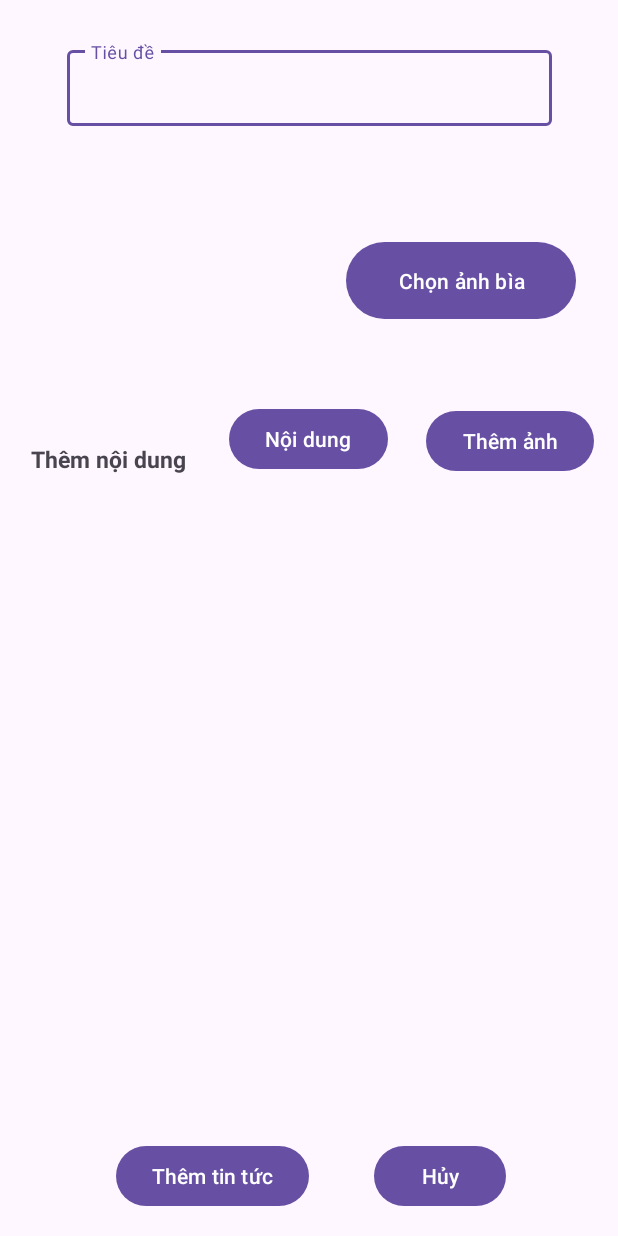
After one commit to q1xuanx/game_social, an Android app: the WriteNews screen opened directly, with no data from a screen before it, on a phone screen of 412 x 824 dp. The commit adds this screen. Run offline under Robolectric (Android 15) with nearby library versions, the phone set to English and light mode, and no system bars; our stand-ins replace Firebase (no records; nobody signed in at launch, a user with empty details on screens opened directly), Picasso; pictures from the network do not load.

Commit message:
them dang tin tuc

```diff
--- a/app/build.gradle
+++ b/app/build.gradle
@@ -1,5 +1,6 @@
 plugins {
     id 'com.android.application'
+    id 'com.google.gms.google-services'
 }
 android {
     namespace 'com.example.nhom06_socialgamenetwork'
@@ -25,6 +26,9 @@ android {
         sourceCompatibility JavaVersion.VERSION_1_8
         targetCompatibility JavaVersion.VERSION_1_8
     }
+    buildFeatures{
+        viewBinding true
+    }
 }
 
 dependencies {
@@ -32,6 +36,8 @@ dependencies {
     implementation 'androidx.appcompat:appcompat:1.6.1'
     implementation 'com.google.android.material:material:1.8.0'
     implementation 'androidx.constraintlayout:constraintlayout:2.1.4'
+    implementation 'com.google.firebase:firebase-database:20.3.0'
+    implementation 'com.google.firebase:firebase-storage:20.3.0'
     testImplementation 'junit:junit:4.13.2'
     androidTestImplementation 'androidx.test.ext:junit:1.1.5'
     androidTestImplementation 'androidx.test.espresso:espresso-core:3.5.1'
--- a/app/src/main/java/com/example/nhom06_socialgamenetwork/MainActivity.java
+++ b/app/src/main/java/com/example/nhom06_socialgamenetwork/MainActivity.java
@@ -25,7 +25,7 @@ public class MainActivity extends AppCompatActivity {
         setContentView(R.layout.layout_custom);
         bottom = findViewById(R.id.bottomNavigation);
         frameLayout = findViewById(R.id.frameContainer);
-        loadFragment(new FragementNews());
+        //loadFragment(new FragementNews());
         bottom.setOnItemSelectedListener(new NavigationBarView.OnItemSelectedListener() {
             @Override
             public boolean onNavigationItemSelected(@NonNull MenuItem item) {
@@ -41,7 +41,7 @@ public class MainActivity extends AppCompatActivity {
     public void loadFragment(Fragment fragment){
         FragmentTransaction trans = getSupportFragmentManager().beginTransaction();
         trans.replace(R.id.frameContainer, fragment);
-        trans.addToBackStack(null);
+        //trans.addToBackStack(null);
         trans.commit();
     }
 }
--- a/app/src/main/java/com/example/nhom06_socialgamenetwork/adapter/AdapterNews.java
+++ b/app/src/main/java/com/example/nhom06_socialgamenetwork/adapter/AdapterNews.java
@@ -26,7 +26,7 @@ public class AdapterNews extends RecyclerView.Adapter<AdapterNews.ViewHolder>{
     List<News> list;
     Context context;
     public AdapterNews(List<News> list, Context context){
-        this.list = tempData();
+        this.list = list;
         this.context = context;
     }
     public List<News> tempData(){
@@ -45,6 +45,10 @@ public class AdapterNews extends RecyclerView.Adapter<AdapterNews.ViewHolder>{
         return new ViewHolder(view);
     }
 
+    public void addNews(News s){
+        list.add(s);
+        notifyDataSetChanged();
+    }
     @Override
     public void onBindViewHolder(@NonNull ViewHolder holder, int position) {
         News news = list.get(position);
--- /dev/null
+++ b/app/src/main/res/drawable/del_border.xml
@@ -0,0 +1,7 @@
+<?xml version="1.0" encoding="utf-8"?>
+<shape xmlns:android="http://schemas.android.com/apk/res/android">
+    <solid android:color="@android:color/transparent"></solid>
+    <stroke android:width="0dp">
+    </stroke>
+    <corners android:radius="0dp"></corners>
+</shape>
--- /dev/null
+++ b/app/src/main/res/layout/activity_write_news.xml
@@ -0,0 +1,145 @@
+<?xml version="1.0" encoding="utf-8"?>
+<androidx.constraintlayout.widget.ConstraintLayout xmlns:android="http://schemas.android.com/apk/res/android"
+    xmlns:app="http://schemas.android.com/apk/res-auto"
+    xmlns:tools="http://schemas.android.com/tools"
+    android:layout_width="match_parent"
+    android:layout_height="match_parent"
+    tools:context=".WriteNews">
+
+    <Button
+        android:id="@+id/backToNews"
+        android:layout_width="wrap_content"
+        android:layout_height="wrap_content"
+        android:layout_marginBottom="16dp"
+        android:text="Hủy"
+        app:layout_constraintBottom_toBottomOf="parent"
+        app:layout_constraintEnd_toEndOf="parent"
+        app:layout_constraintHorizontal_bias="0.77"
+        app:layout_constraintStart_toStartOf="parent"
+        app:layout_constraintTop_toBottomOf="@+id/scrollView2"
+        app:layout_constraintVertical_bias="1.0"></Button>
+    <com.google.android.material.textfield.TextInputLayout
+        android:id="@+id/layoutInput"
+        android:layout_width="323dp"
+        android:layout_height="56dp"
+        android:layout_marginTop="28dp"
+        app:layout_constraintEnd_toEndOf="parent"
+        app:layout_constraintStart_toStartOf="parent"
+        app:layout_constraintTop_toTopOf="parent">
+
+        <com.google.android.material.textfield.TextInputEditText
+            android:id="@+id/titleNews"
+            android:layout_width="match_parent"
+            android:layout_height="match_parent"
+            android:hint="Tiêu đề"></com.google.android.material.textfield.TextInputEditText>
+    </com.google.android.material.textfield.TextInputLayout>
+
+    <ImageView
+        android:id="@+id/picNewsAdd"
+        android:layout_width="146dp"
+        android:layout_height="123dp"
+        app:layout_constraintBottom_toTopOf="@+id/scrollView2"
+        app:layout_constraintEnd_toEndOf="parent"
+        app:layout_constraintHorizontal_bias="0.166"
+        app:layout_constraintStart_toStartOf="parent"
+        app:layout_constraintTop_toBottomOf="@+id/layoutInput"
+        app:layout_constraintVertical_bias="0.147"></ImageView>
+
+    <Button
+        android:id="@+id/anhBiaPic"
+        android:layout_width="153dp"
+        android:layout_height="59dp"
+        android:layout_marginTop="45dp"
+        android:layout_marginBottom="53dp"
+        android:text="Chọn ảnh bìa"
+        app:layout_constraintBottom_toTopOf="@+id/ButtonAddImg"
+        app:layout_constraintEnd_toEndOf="parent"
+        app:layout_constraintHorizontal_bias="0.588"
+        app:layout_constraintStart_toEndOf="@+id/picNewsAdd"
+        app:layout_constraintTop_toBottomOf="@+id/layoutInput"
+        app:layout_constraintVertical_bias="1.0"></Button>
+
+    <TextView
+        android:layout_width="121dp"
+        android:layout_height="65dp"
+        android:layout_marginStart="16dp"
+        android:layout_marginTop="133dp"
+        android:layout_marginEnd="112dp"
+        android:layout_marginBottom="8dp"
+        android:paddingTop="15dp"
+        android:text="Thêm nội dung"
+        android:textSize="15sp"
+        android:textStyle="bold"
+        app:layout_constraintBottom_toTopOf="@+id/scrollView2"
+        app:layout_constraintEnd_toEndOf="@+id/buttonAddText"
+        app:layout_constraintStart_toStartOf="parent"
+        app:layout_constraintTop_toTopOf="@+id/picNewsAdd"></TextView>
+
+    <Button
+        android:id="@+id/ButtonAddImg"
+        android:layout_width="wrap_content"
+        android:layout_height="wrap_content"
+        android:text="Thêm ảnh"
+        app:layout_constraintBottom_toBottomOf="parent"
+        app:layout_constraintEnd_toEndOf="parent"
+        app:layout_constraintHorizontal_bias="0.946"
+        app:layout_constraintStart_toStartOf="parent"
+        app:layout_constraintTop_toTopOf="parent"
+        app:layout_constraintVertical_bias="0.348" />
+
+    <Button
+        android:id="@+id/buttonAddText"
+        android:layout_width="wrap_content"
+        android:layout_height="wrap_content"
+        android:text="Nội dung"
+        app:layout_constraintBottom_toBottomOf="parent"
+        app:layout_constraintEnd_toEndOf="parent"
+        app:layout_constraintHorizontal_bias="0.498"
+        app:layout_constraintStart_toStartOf="parent"
+        app:layout_constraintTop_toTopOf="parent"
+        app:layout_constraintVertical_bias="0.346" />
+
+    <ScrollView
+        android:id="@+id/scrollView2"
+        android:layout_width="365dp"
+        android:layout_height="340dp"
+        android:contentDescription="Scroll When Full"
+        android:scrollbars="vertical"
+        app:layout_constraintBottom_toBottomOf="parent"
+        app:layout_constraintEnd_toEndOf="parent"
+        app:layout_constraintHorizontal_bias="0.481"
+        app:layout_constraintStart_toStartOf="parent"
+        app:layout_constraintTop_toTopOf="parent"
+        app:layout_constraintVertical_bias="0.805">
+        <LinearLayout
+            android:id="@+id/layOutDisplay"
+            android:layout_width="match_parent"
+            android:layout_height="match_parent"
+            android:orientation="vertical"
+            android:paddingLeft="15dp"
+            android:paddingTop="15dp"></LinearLayout>
+    </ScrollView>
+
+    <ProgressBar
+        android:id="@+id/waitUpload"
+        android:layout_width="113dp"
+        android:layout_height="64dp"
+        app:layout_constraintBottom_toBottomOf="parent"
+        app:layout_constraintEnd_toEndOf="parent"
+        app:layout_constraintStart_toStartOf="parent"
+        app:layout_constraintTop_toTopOf="parent">
+
+    </ProgressBar>
+    <Button
+        android:id="@+id/addTinTuc"
+        android:layout_width="wrap_content"
+        android:layout_height="wrap_content"
+        android:layout_marginBottom="16dp"
+        android:text="Thêm tin tức"
+        app:layout_constraintBottom_toBottomOf="parent"
+        app:layout_constraintEnd_toEndOf="parent"
+        app:layout_constraintHorizontal_bias="0.274"
+        app:layout_constraintStart_toStartOf="parent"
+        app:layout_constraintTop_toBottomOf="@+id/scrollView2"
+        app:layout_constraintVertical_bias="1.0"></Button>
+</androidx.constraintlayout.widget.ConstraintLayout>
--- a/build.gradle
+++ b/build.gradle
@@ -1,4 +1,8 @@
-// Top-level build file where you can add configuration options common to all sub-projects/modules.
+buildscript {
+    dependencies {
+        classpath 'com.google.gms:google-services:4.4.0'
+    }
+}// Top-level build file where you can add configuration options common to all sub-projects/modules.
 plugins {
 id 'com.android.application' version '8.1.2' apply false
 }
```
Also changed, not shown: app/src/main/AndroidManifest.xml (+7 -2 lines), app/src/main/java/com/example/nhom06_socialgamenetwork/FragementNews.java (+41 -1 lines), app/src/main/java/com/example/nhom06_socialgamenetwork/WriteNews.java (added, +270 -0 lines), app/src/main/java/com/example/nhom06_socialgamenetwork/models/News.java (+33 -9 lines), app/src/main/res/layout/activity_main.xml (+8 -16 lines), app/src/main/res/layout/add_img_to_news.xml (added, +35 -0 lines), app/src/main/res/layout/add_text_to_news.xml (added, +20 -0 lines), app/src/main/res/layout/fragment_news.xml (+21 -4 lines), app/src/main/res/drawable/img_add_1.png (added), 1 other file.
